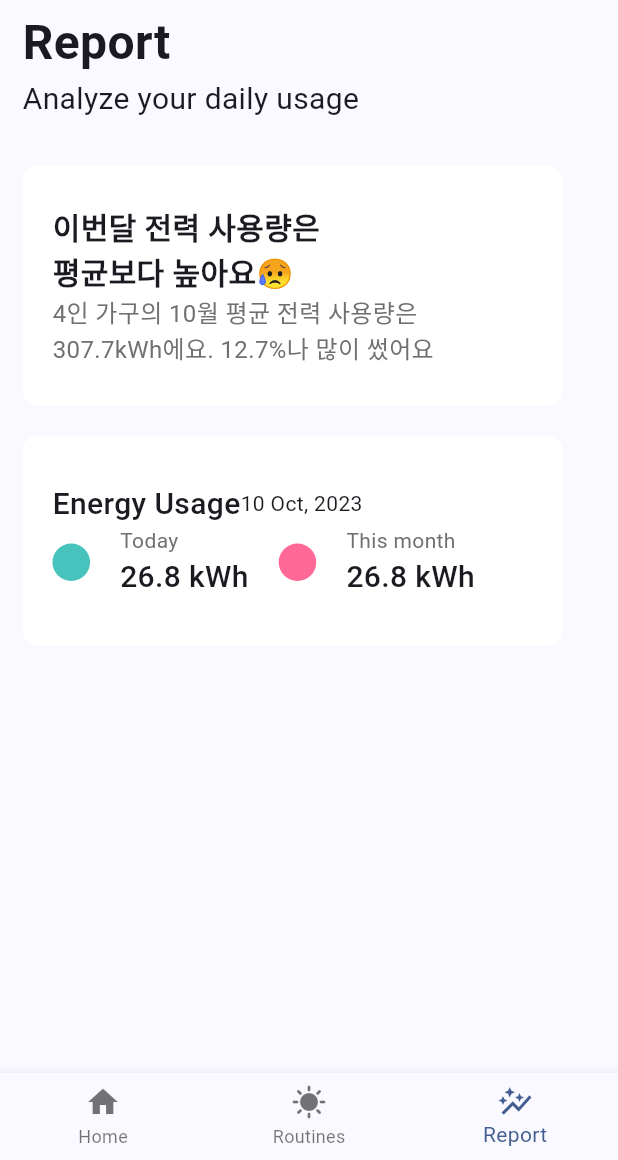
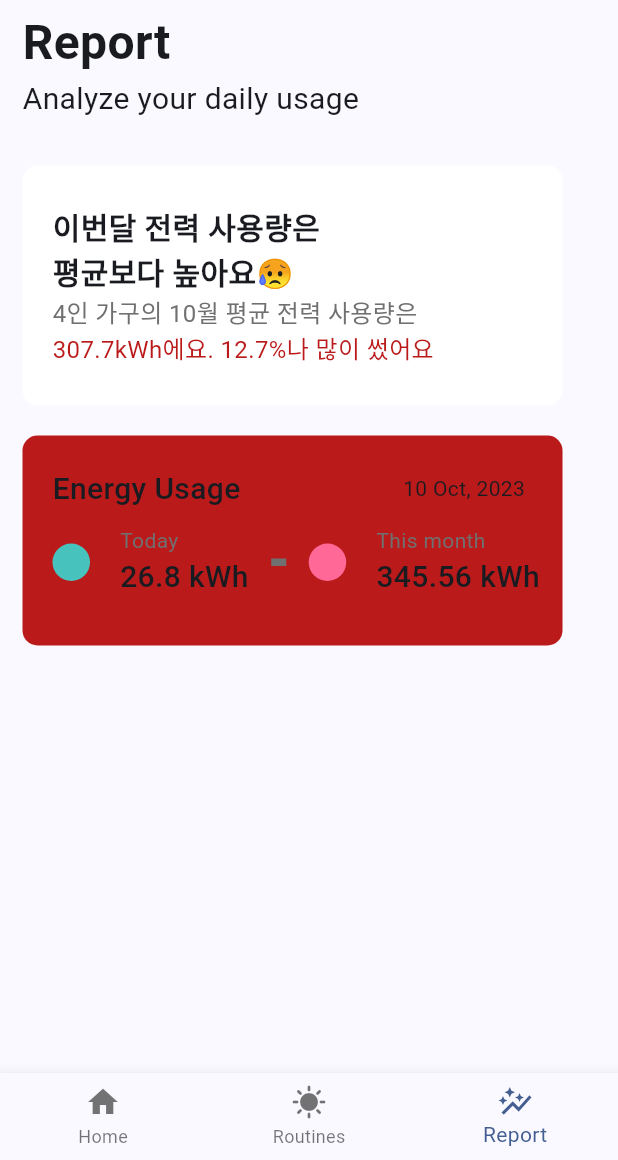
Before and after one commit to wlgggy/smarthome, a Flutter app: the screen it shows after launch, swiped to page 3, on a phone screen of 412 x 824 dp, the part 76-1236 px from its top. Run offline on Flutter 3.47's test engine with Material 3 defaults, Android fonts, the phone set to English and light mode, and no system bars.

Commit message:
★[update] : report_view code★

```diff
--- a/lib/ui/view/report/report_view.dart
+++ b/lib/ui/view/report/report_view.dart
@@ -57,26 +57,28 @@ class ReportViewState extends State<ReportView> {
                     '307.7kWh에요. 12.7%나 많이 썼어요',
                     style: TextStyle(
                       fontSize: 16,
-                      color: Color.fromRGBO(112, 112, 112, 100),
+                      color: Theme.of(context).colorScheme.error,
                     ),
                   ),
                 ],
               ),
             ),
             Container(
-
               width: 360,
               height: 140,
               decoration: BoxDecoration(
-                color: Colors.white,
+                color: Theme.of(context).colorScheme.error,
                 borderRadius: BorderRadius.circular(10),
               ),
               padding: EdgeInsets.only(left: 20),
               child: Column(
                 crossAxisAlignment: CrossAxisAlignment.start,
                 mainAxisAlignment: MainAxisAlignment.center,
+                spacing: 10,
                 children: [
-                  Row(
+                  Container(
+                    child: Row(
+                      mainAxisAlignment: MainAxisAlignment.spaceBetween,
                       children: [
                         Text(
                           'Energy Usage',
@@ -85,11 +87,15 @@ class ReportViewState extends State<ReportView> {
                             fontSize: 20,
                           ),
                         ),
-                      Text('10 Oct, 2023'),
+                        Container(
+                          padding: EdgeInsets.only(right: 25),
+                          child: Text('10 Oct, 2023'),
+                        ),
                       ],
                     ),
+                  ),
                   Row(
-                    spacing: 20,
+                    spacing: 15,
                     children: [
                       Row(
                         spacing: 20,
@@ -123,6 +129,11 @@ class ReportViewState extends State<ReportView> {
                           ),
                         ],
                       ),
+                      Container(
+                        width: 10,
+                        height: 5,
+                        color: Color.fromRGBO(112, 112, 112, 100),
+                      ),
                       Row(
                         spacing: 20,
                         children: [
@@ -145,7 +156,7 @@ class ReportViewState extends State<ReportView> {
                                 ),
                               ),
                               Text(
-                                '26.8 kWh',
+                                '345.56 kWh',
                                 style: TextStyle(
                                   fontWeight: FontWeight.w500,
                                   fontSize: 20,
@@ -157,6 +168,7 @@ class ReportViewState extends State<ReportView> {
                       ),
                     ],
                   ),
+                  Row()
                 ],
               ),
             ),
```
Lines whose indentation alone changed are shown as unchanged.
